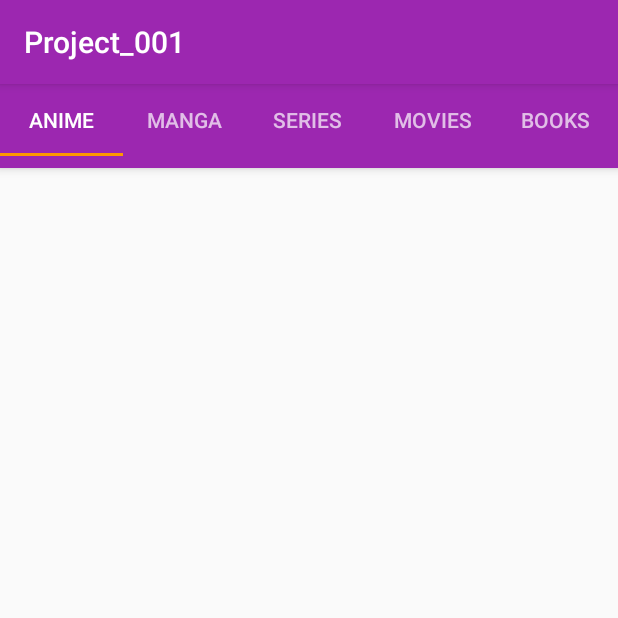
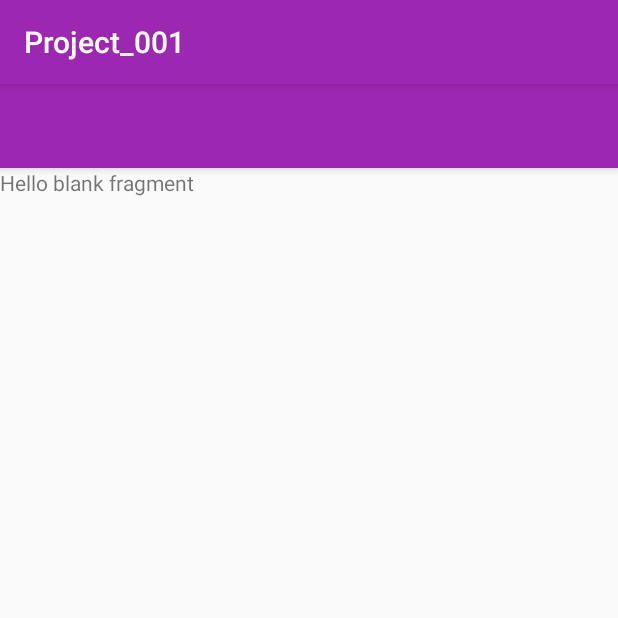
Before and after one commit to Steinspass/Project_001, an Android app: the screen it shows after launch (MainActivity), on a phone screen of 412 x 824 dp, the top half of it. Run offline under Robolectric (Android 15) with nearby library versions, the phone set to English and light mode, and no system bars; our stand-ins replace ButterKnife.

Commit message:
navigation options

```diff
--- a/app/build.gradle
+++ b/app/build.gradle
@@ -24,6 +24,7 @@ android {
 
 dependencies {
     implementation fileTree(dir: 'libs', include: ['*.jar'])
+    //noinspection GradleCompatible
     implementation 'com.android.support:appcompat-v7:28.0.0'
     implementation 'com.android.support:design:28.0.0'
     implementation 'com.android.support:support-v4:28.0.0'
--- a/app/src/main/java/com/appy/ndpsh/project_001/Activities/MainActivity.java
+++ b/app/src/main/java/com/appy/ndpsh/project_001/Activities/MainActivity.java
@@ -1,20 +1,39 @@
 package com.appy.ndpsh.project_001.Activities;
 
+import android.support.annotation.NonNull;
+import android.support.design.widget.NavigationView;
 import android.support.design.widget.TabLayout;
+import android.support.v4.app.Fragment;
+import android.support.v4.view.GravityCompat;
+import android.support.v4.widget.DrawerLayout;
 import android.support.v7.app.AppCompatActivity;
 import android.os.Bundle;
-import android.widget.Toolbar;
+import android.view.MenuItem;
 
+
+
+import com.appy.ndpsh.project_001.Fragments.AnimeFragment;
+import com.appy.ndpsh.project_001.Fragments.BooksFragment;
+import com.appy.ndpsh.project_001.Fragments.MangaFragment;
+import com.appy.ndpsh.project_001.Fragments.MovieFragment;
+import com.appy.ndpsh.project_001.Fragments.SeriesFragment;
 import com.appy.ndpsh.project_001.R;
 
 import butterknife.BindView;
 import butterknife.ButterKnife;
-import butterknife.OnClick;
 
-public class MainActivity extends AppCompatActivity {
 
-    @BindView(R.id.tabLayout)
-    TabLayout tabLayout;
+public class MainActivity extends AppCompatActivity implements NavigationView.OnNavigationItemSelectedListener {
+
+    //@BindView(R.id.tabLayout)
+    //TabLayout tabLayout;
+    //@BindView(R.id.toolbar)
+    //android.support.v7.widget.Toolbar toolbar;
+
+    @BindView(R.id.navview)
+    NavigationView navigationView;
+    @BindView(R.id.drawer_layout)
+    DrawerLayout drawerLayout;
 
 
     @Override
@@ -22,20 +41,93 @@ public class MainActivity extends AppCompatActivity {
         super.onCreate(savedInstanceState);
         setContentView(R.layout.activity_main);
         ButterKnife.bind(this);
+        //setTabLayout();
         //setToolbar();
-        setTabLayout();
+        setFragmentsByDefault();
 
     }
 
-    private void setTabLayout(){
-        tabLayout.addTab(tabLayout.newTab().setText(getString(R.string.tab_title_first)));
-        tabLayout.addTab(tabLayout.newTab().setText(getString(R.string.tab_title_second)));
-        tabLayout.addTab(tabLayout.newTab().setText(getString(R.string.tab_title_third)));
-        tabLayout.addTab(tabLayout.newTab().setText(getString(R.string.tab_title_quarter)));
-        tabLayout.addTab(tabLayout.newTab().setText(getString(R.string.tab_title_five)));
+    //private void setTabLayout(){
+    //    tabLayout.addTab(tabLayout.newTab().setText(getString(R.string.tab_title_first)));
+    //    tabLayout.addTab(tabLayout.newTab().setText(getString(R.string.tab_title_second)));
+    //    tabLayout.addTab(tabLayout.newTab().setText(getString(R.string.tab_title_third)));
+    //    tabLayout.addTab(tabLayout.newTab().setText(getString(R.string.tab_title_quarter)));
+    //    tabLayout.addTab(tabLayout.newTab().setText(getString(R.string.tab_title_five)));
+    //}
+
+
+    @Override
+    public boolean onNavigationItemSelected(@NonNull MenuItem menuItem) {
+
+        boolean fragmentsTransaction = false;
+        Fragment fragment = null;
+
+        switch (menuItem.getItemId()){
+            case R.id.menu_list_anime:
+                fragment = new AnimeFragment();
+                fragmentsTransaction = true;
+                break;
+
+            case R.id.menu_list_manga:
+                fragment = new MangaFragment();
+                fragmentsTransaction = true;
+                break;
+
+            case R.id.menu_list_movies:
+                fragment = new MovieFragment();
+                fragmentsTransaction = true;
+                break;
+
+            case R.id.menu_list_series:
+                fragment = new SeriesFragment();
+                fragmentsTransaction = true;
+                break;
+
+            case R.id.menu_list_books:
+                fragment = new BooksFragment();
+                fragmentsTransaction = true;
+                break;
+        }
+
+        if (fragmentsTransaction){
+            changeFragment(fragment,menuItem);
+            drawerLayout.closeDrawers();
+        }
+
+        return true;
     }
+    //private void setToolbar(){
+    //    setSupportActionBar(toolbar);
+    //    // Para habilitar en la barra justo al lado del nombre
+    //    getSupportActionBar().setDisplayHomeAsUpEnabled(true);
+    //}
 
 
 
+    private void changeFragment (Fragment fragment, MenuItem menuItem){
+        getSupportFragmentManager()
+                .beginTransaction()
+                .replace(R.id.content_frame, fragment)
+                .commit();
 
+        menuItem.setChecked(true);
+        //getSupportActionBar().setTitle(menuItem.getTitle());
+
+    }
+
+    private void setFragmentsByDefault(){
+        changeFragment(new MovieFragment(), navigationView.getMenu().getItem(0));
+    }
+
+    @Override
+    public boolean onOptionsItemSelected(MenuItem item) {
+
+        switch (item.getItemId()) {
+            case android.R.id.home:
+                // abrir el nav_options lateral
+                drawerLayout.openDrawer(GravityCompat.START);
+                return true;
+        }
+        return super.onOptionsItemSelected(item);
+    }
 }
--- a/app/src/main/res/layout/activity_main.xml
+++ b/app/src/main/res/layout/activity_main.xml
@@ -1,14 +1,39 @@
 <?xml version="1.0" encoding="utf-8"?>
-<RelativeLayout xmlns:android="http://schemas.android.com/apk/res/android"
-    xmlns:tools="http://schemas.android.com/tools"
+<android.support.v4.widget.DrawerLayout xmlns:android="http://schemas.android.com/apk/res/android"
+    xmlns:app="http://schemas.android.com/apk/res-auto"
+    android:id="@+id/drawer_layout"
     android:layout_width="match_parent"
     android:layout_height="match_parent"
-    tools:context=".Activities.MainActivity">
+    android:fitsSystemWindows="true">
 
-    <include
-        android:id="@+id/tabLayout"
-        layout="@layout/tab_layout"
+
+    <LinearLayout
         android:layout_width="match_parent"
-        android:layout_height="wrap_content"/>
+        android:layout_height="match_parent"
+        android:orientation="vertical">
 
-</RelativeLayout>
+        <include android:id="@+id/toolbar"
+            layout="@layout/toolbar" />
+
+
+        <!-- The main content view -->
+        <FrameLayout
+            android:id="@+id/content_frame"
+            android:layout_width="match_parent"
+            android:layout_height="match_parent" />
+
+    </LinearLayout>
+
+
+    <!-- The navigation drawer -->
+    <android.support.design.widget.NavigationView
+        android:id="@+id/navview"
+        android:layout_height="match_parent"
+        android:layout_width="wrap_content"
+        android:layout_gravity="start"
+        android:fitsSystemWindows="true"
+        app:headerLayout="@layout/header_navigation_drawer"
+        app:menu="@menu/nav_options"/>
+
+
+</android.support.v4.widget.DrawerLayout>
--- a/app/src/main/res/layout/toolbar.xml
+++ b/app/src/main/res/layout/toolbar.xml
@@ -1,9 +1,7 @@
 <?xml version="1.0" encoding="utf-8"?>
 <android.support.v7.widget.Toolbar xmlns:android="http://schemas.android.com/apk/res/android"
-    xmlns:app="http://schemas.android.com/apk/res-auto"
     android:layout_width="match_parent"
     android:layout_height="?attr/actionBarSize"
     android:background="?attr/colorPrimary"
     android:elevation="4dp"
-    android:theme="@style/ThemeOverlay.AppCompat.Dark.ActionBar"
-    app:popupTheme="@style/ThemeOverlay.AppCompat.Light" />
+    android:theme="@style/ThemeOverlay.AppCompat.Dark.ActionBar"/>
--- /dev/null
+++ b/app/src/main/res/menu/nav_options.xml
@@ -0,0 +1,26 @@
+<?xml version="1.0" encoding="utf-8"?>
+<menu xmlns:android="http://schemas.android.com/apk/res/android">
+        <group android:checkableBehavior="single">
+            <item
+                android:id="@+id/menu_list_anime"
+                android:icon="@drawable/ic_anime"
+                android:title="@string/nav_title_first" />
+            <item
+                android:id="@+id/menu_list_manga"
+                android:icon="@drawable/ic_manga"
+                android:title="@string/nav_title_second" />
+            <item
+                android:id="@+id/menu_list_series"
+                android:icon="@drawable/ic_tvseries"
+                android:title="@string/nav_title_third" />
+            <item
+                android:id="@+id/menu_list_movies"
+                android:icon="@drawable/ic_movie"
+                android:title="@string/nav_title_quarter" />
+            <item
+                android:id="@+id/menu_list_books"
+                android:icon="@drawable/ic_books"
+                android:title="@string/nav_title_five" />
+        </group>
+
+</menu>
--- a/app/src/main/res/values/strings.xml
+++ b/app/src/main/res/values/strings.xml
@@ -5,6 +5,12 @@
     <string name="tab_title_third">series</string>
     <string name="tab_title_quarter">movies</string>
     <string name="tab_title_five">books</string>
+    // menu lateral
+    <string name="nav_title_first"> List Anime</string>
+    <string name="nav_title_second"> List Manga</string>
+    <string name="nav_title_third">List Series</string>
+    <string name="nav_title_quarter">List Movies</string>
+    <string name="nav_title_five">List Books</string>
 
     <!-- TODO: Remove or change this placeholder text -->
     <string name="hello_blank_fragment">Hello blank fragment</string>
```
Also changed, not shown: app/src/main/java/com/appy/ndpsh/project_001/Fragments/BooksFragment.java (added, +29 -0 lines), app/src/main/res/layout/fragment_books.xml (added, +14 -0 lines), app/src/main/res/layout/header_navigation_drawer.xml (added, +23 -0 lines), app/src/main/res/drawable/ic_anime.png (added), app/src/main/res/drawable/ic_books.png (added), app/src/main/res/drawable/ic_manga.png (added), app/src/main/res/drawable/ic_movie.png (added), app/src/main/res/drawable/ic_tvseries.png (added).
